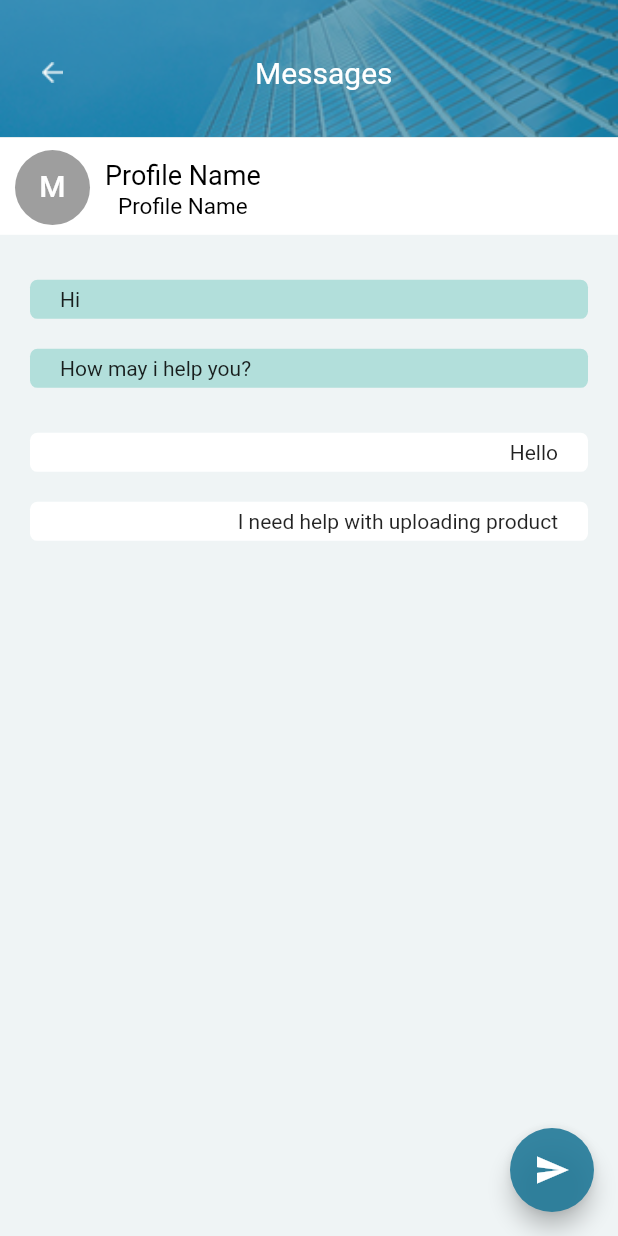
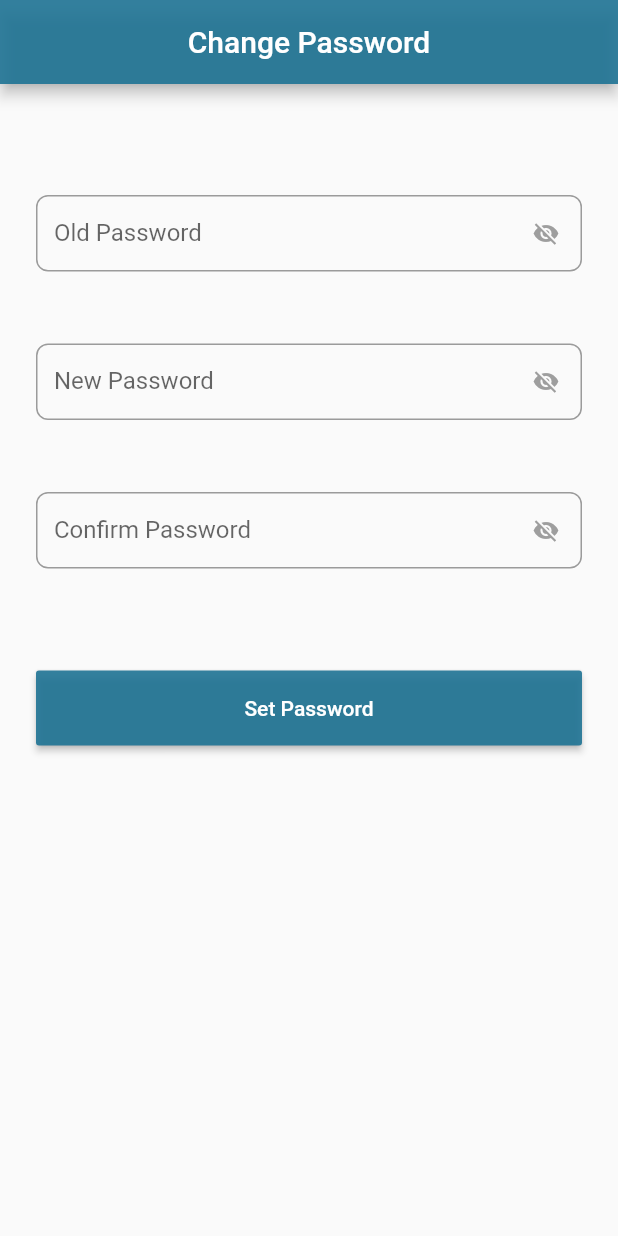
Before and after one commit to HunainHumail/onlala_app, a Flutter app: the screen it shows after launch, on a phone screen of 412 x 824 dp. Run offline on Flutter 3.47's test engine with Material 2 defaults, Android fonts, the phone set to English and light mode, and no system bars; our stand-ins replace carousel_slider; Roboto replaces fonts that are missing (Montserrat).

Commit message:
Change Password Screen Completed

```diff
--- a/lib/ResetPassword/Reset_pass_3.dart
+++ b/lib/ResetPassword/Reset_pass_3.dart
@@ -64,7 +64,6 @@ class _ResetPassword_thirdState extends State<ResetPassword_third> {
                       autofocus: true,
                       // obscureText: true,
                       decoration: InputDecoration(
-                        hintText: 'Enter Username',
                         border: InputBorder.none,
                         counterText: "",
                       ),
--- /dev/null
+++ b/lib/Settings/change_password.dart
@@ -0,0 +1,178 @@
+import 'package:flutter/material.dart';
+
+class ChangePassword extends StatefulWidget {
+  ChangePassword({Key key}) : super(key: key);
+
+  _ChangePassword createState() => _ChangePassword();
+}
+
+class _ChangePassword extends State<ChangePassword> {
+
+  bool _isHidePasswordOld = true;
+
+  void _togglePasswordVisibilityOld() {
+    setState(() {
+      _isHidePasswordOld = !_isHidePasswordOld;
+    });
+  }
+
+
+  bool _isHidePasswordNew = true;
+
+  void _togglePasswordVisibilityNew() {
+    setState(() {
+      _isHidePasswordNew = !_isHidePasswordNew;
+    });
+  }
+
+  bool _isHidePasswordConfirm = true;
+
+  void _togglePasswordVisibilityConfirm() {
+    setState(() {
+      _isHidePasswordConfirm = !_isHidePasswordConfirm;
+    });
+  }
+
+
+  @override
+  Widget build(BuildContext context) {
+    // TODO: implement build
+    return Scaffold(
+      appBar: AppBar(
+        backgroundColor: Color.fromRGBO(30, 115, 148, 0.9),
+        title: Center(child: Text("Change Password")),
+      ),
+      body: SafeArea(
+        child: SingleChildScrollView(
+          child: Column(
+            children: <Widget>[
+              Padding(
+                padding: const EdgeInsets.only(top: 50),
+                child: Container(
+                  padding: EdgeInsets.all(24.0),
+                  child: _oldPasswordField(),
+                ),
+              ),
+              Container(
+                padding: EdgeInsets.all(24.0),
+                child: _newPasswordField(),
+              ),
+              Container(
+                padding: EdgeInsets.all(24.0),
+                child: _confrimPasswordField(),
+              ),
+
+              Container(
+                padding: EdgeInsets.all(24.0),
+                child: _btnSetPassword(),
+              ),
+            ],
+          ),
+        )
+      ),
+    );
+  }
+
+  Widget _oldPasswordField() {
+    return TextFormField (
+      obscureText: _isHidePasswordOld,
+      autofocus: false,
+      initialValue: '',
+      keyboardType: TextInputType.text,
+      decoration: InputDecoration(
+        border: OutlineInputBorder(
+          borderRadius: BorderRadius.all(Radius.circular(8.0)),
+        ),
+        labelText: 'Old Password',
+        suffixIcon: GestureDetector(
+          onTap: () {
+            _togglePasswordVisibilityOld();
+          },
+          child: Icon (
+            _isHidePasswordOld ? Icons.visibility_off : Icons.visibility,
+            color: _isHidePasswordOld ? Colors.grey : Colors.blue,
+          ),
+        ),
+        isDense: true
+      ),
+    );
+  }
+
+
+  Widget _newPasswordField() {
+    return TextFormField (
+      obscureText: _isHidePasswordNew,
+      autofocus: false,
+      initialValue: '',
+      keyboardType: TextInputType.text,
+      decoration: InputDecoration(
+          border: OutlineInputBorder(
+            borderRadius: BorderRadius.all(Radius.circular(8.0)),
+          ),
+          labelText: 'New Password',
+          suffixIcon: GestureDetector(
+            onTap: () {
+              _togglePasswordVisibilityNew();
+            },
+            child: Icon (
+              _isHidePasswordNew? Icons.visibility_off : Icons.visibility,
+              color: _isHidePasswordNew ? Colors.grey : Colors.blue,
+            ),
+          ),
+          isDense: true
+      ),
+    );
+  }
+
+
+  Widget _confrimPasswordField() {
+    return TextFormField (
+      obscureText: _isHidePasswordConfirm,
+      autofocus: false,
+      initialValue: '',
+      keyboardType: TextInputType.text,
+      decoration: InputDecoration(
+          border: OutlineInputBorder(
+            borderRadius: BorderRadius.all(Radius.circular(8.0)),
+          ),
+          labelText: 'Confirm Password',
+          suffixIcon: GestureDetector(
+            onTap: () {
+              _togglePasswordVisibilityConfirm();
+            },
+            child: Icon (
+              _isHidePasswordConfirm ? Icons.visibility_off : Icons.visibility,
+              color: _isHidePasswordConfirm ? Colors.grey : Colors.blue,
+            ),
+          ),
+          isDense: true
+      ),
+    );
+  }
+
+  Widget _btnSetPassword() {
+    return Padding(
+      padding: const EdgeInsets.only(top:20),
+      child: ButtonTheme(
+
+        height: 50,
+        minWidth: 500,
+        child: RaisedButton(
+
+          color: Color.fromRGBO(30, 115, 148, 0.9),
+          child: Text( 'Set Password',
+            style: TextStyle(
+              color: Colors.white
+            ),
+          ),
+          onPressed: () {
+            //do some action
+          },
+
+
+        ),
+      ),
+    );
+  }
+
+  }
--- a/lib/main.dart
+++ b/lib/main.dart
@@ -4,6 +4,8 @@ import 'package:onlala_app/Profile/Profile_page.dart';
 import 'package:onlala_app/Profile/Profile_settings.dart';
 import 'package:onlala_app/ResetPassword/Reset_pass_2.dart';
 import 'package:onlala_app/ResetPassword/Reset_pass_3.dart';
+import 'package:onlala_app/Settings/change_password.dart';
+import 'package:onlala_app/Settings/notification_screen.dart';
 import 'package:onlala_app/onboarding_screen.dart';
 import 'ResetPassword/Reset_pass_1.dart';
 import 'ResetPassword/Reset_pass_4.dart';
@@ -16,7 +18,7 @@ void main() {
 
       debugShowCheckedModeBanner: false,
       // home: OnboardingPage(),
-      home: ProfileMessages(),
+      home: ChangePassword(),
     )
   );
 }
```
Also changed, not shown: lib/Settings/address_screen.dart (renamed from lib/address_screen.dart), lib/Settings/notification_screen.dart (renamed from lib/notification_screen.dart), lib/Settings/termsandcondition_settings.dart (renamed from lib/termsandcondition_settings.dart).
